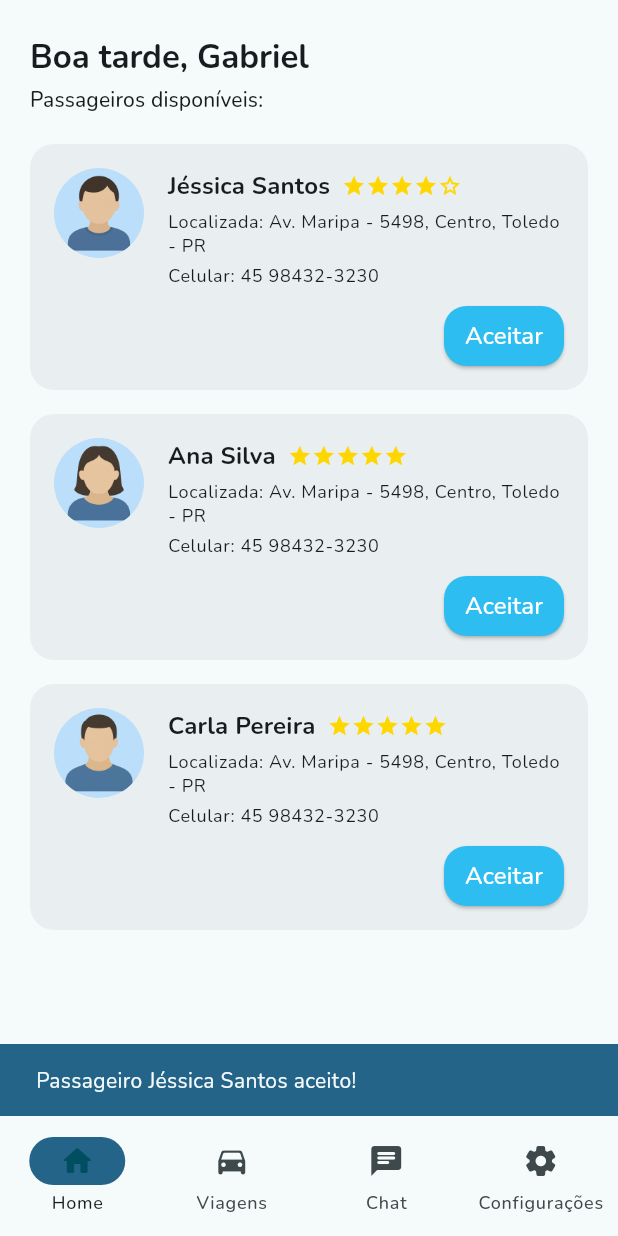
After one commit to Grupo-6-bpk/mobile-app, a Flutter app: the DriverHomePage screen opened by its route, after a tap on "Aceitar", on a phone screen of 412 x 824 dp. The commit adds this screen. Run offline on Flutter 3.47's test engine with Material 3 defaults, Android fonts, the phone set to English and light mode, and no system bars; our stand-ins replace file_picker, google_fonts.

Commit message:
add tela inicial do motorista/lista de passageiros disponíveis

```diff
--- /dev/null
+++ b/lib/components/available_passenger_card.dart
@@ -0,0 +1,128 @@
+import 'package:flutter/material.dart';
+import 'package:mobile_app/components/custom_button.dart';
+
+class AvailablePassengerCard extends StatelessWidget {
+  final String name;
+  final String location;
+  final String phoneNumber;
+  final String imageUrl;
+  final double rating;
+  final VoidCallback onAccept;
+
+  const AvailablePassengerCard({
+    Key? key,
+    required this.name,
+    required this.location,
+    required this.phoneNumber,
+    required this.imageUrl,
+    required this.rating,
+    required this.onAccept,
+  }) : super(key: key);
+
+  @override
+  Widget build(BuildContext context) {
+    return Container(
+      margin: const EdgeInsets.only(bottom: 16.0),
+      padding: const EdgeInsets.all(16.0),
+      decoration: BoxDecoration(
+        color: Theme.of(context).colorScheme.surfaceContainer,
+        borderRadius: BorderRadius.circular(16.0),
+      ),
+      child: Column(
+        children: [
+          Row(
+            crossAxisAlignment: CrossAxisAlignment.start,
+            children: [
+              // Imagem do perfil do passageiro
+              CircleAvatar(
+                radius: 30,
+                backgroundColor: Colors.blue.shade100,
+                // Remover a tentativa de usar backgroundImage quando imageUrl está vazio
+                backgroundImage: imageUrl.isNotEmpty ? _getProfileImage() : null,
+                child: imageUrl.isEmpty ? Text(name[0], style: TextStyle(fontSize: 24, color: Colors.white)) : null,
+              ),
+              const SizedBox(width: 16.0),
+              // Informações do passageiro
+              Expanded(
+                child: Column(
+                  crossAxisAlignment: CrossAxisAlignment.start,
+                  children: [
+                    // Ajustando Row com problema de overflow para garantir flexibilidade
+                    Wrap(
+                      alignment: WrapAlignment.start,
+                      crossAxisAlignment: WrapCrossAlignment.center,
+                      spacing: 8.0,
+                      children: [
+                        Text(
+                          name,
+                          style: Theme.of(context).textTheme.titleMedium!.copyWith(
+                            fontWeight: FontWeight.bold,
+                          ),
+                        ),
+                        _buildRatingStars(),
+                      ],
+                    ),
+                    const SizedBox(height: 4.0),
+                    Text(
+                      'Localizada: $location',
+                      style: Theme.of(context).textTheme.bodySmall,
+                      maxLines: 2,
+                      overflow: TextOverflow.ellipsis,
+                    ),
+                    const SizedBox(height: 4.0),
+                    Text(
+                      'Celular: $phoneNumber',
+                      style: Theme.of(context).textTheme.bodySmall,
+                    ),
+                  ],
+                ),
+              ),
+            ],
+          ),
+          const SizedBox(height: 12.0),
+          // Botão de aceitar agora no canto inferior direito
+          Align(
+            alignment: Alignment.bottomRight,
+            child: SizedBox(
+              width: 80,
+              child: CustomButton(
+                text: 'Aceitar',
+                bgColor: const Color(0xFF2DBDF1),
+                textColor: Colors.white,
+                onPressed: onAccept,
+                height: 40,
+                padding: const EdgeInsets.symmetric(vertical: 4, horizontal: 8),
+              ),
+            ),
+          ),
+        ],
+      ),
+    );
+  }
+
+  ImageProvider? _getProfileImage() {
+    // Não devemos nem tentar carregar uma imagem se o caminho estiver vazio
+    if (imageUrl.isEmpty) {
+      return null;
+    }
+
+    try {
+      return AssetImage(imageUrl);
+    } catch (e) {
+      return null;
+    }
+  }
+
+  Widget _buildRatingStars() {
+    return Row(
+      mainAxisSize: MainAxisSize.min,  // Garante que a Row não tente ocupar mais espaço que o necessário
+      children: List.generate(5, (index) {
+        return Icon(
+          index < rating ? Icons.star : Icons.star_border,
+          color: const Color(0xFFFFD700),
+          size: 16,
+        );
+      }),
+    );
+  }
+}
--- a/lib/main.dart
+++ b/lib/main.dart
@@ -1,4 +1,5 @@
 import 'package:flutter/material.dart';
+import 'package:mobile_app/pages/home/driver_home_page.dart';
 import 'package:mobile_app/pages/home/home_page.dart';
 import 'package:mobile_app/pages/login_page.dart';
 import 'package:mobile_app/pages/passenger_ride_history_page.dart';
@@ -33,6 +34,7 @@ class MyApp extends StatelessWidget {
         "/signUpRole": (context) => SignUpRolePage(),
         "/driverSignUp": (context) => DriverSignUpPage(),
         "/home": (context) => HomePage(),
+        "/driverHome": (context) => DriverHomePage(),
         "/passengerSignUp": (context) => PassengerSignUpPage(),
         "/rideHistory": (context) => RideHistoryPage(),
         "/passengerRideHistory": (context) => PassengerRideHistoryPage(),
--- /dev/null
+++ b/lib/pages/home/driver_home_page.dart
@@ -0,0 +1,124 @@
+import 'package:flutter/material.dart';
+import 'package:mobile_app/components/available_passenger_card.dart';
+import 'package:mobile_app/components/custom_menu_bar.dart';
+import 'package:mobile_app/pages/ride_history/ride_history_page.dart';
+
+class DriverHomePage extends StatefulWidget {
+  const DriverHomePage({Key? key}) : super(key: key);
+
+  @override
+  State<DriverHomePage> createState() => _DriverHomePageState();
+}
+
+class _DriverHomePageState extends State<DriverHomePage> {
+  int _currentPageIndex = 0;
+
+  // Dados mocados dos passageiros disponíveis
+  final List<Map<String, dynamic>> _availablePassengers = [
+    {
+      'name': 'Jéssica Santos',
+      'location': 'Av. Maripa - 5498, Centro, Toledo - PR',
+      'phoneNumber': '45 98432-3230',
+      'imageUrl': 'assets/images/profile1.png',
+      'rating': 4.0
+    },
+    {
+      'name': 'Ana Silva',
+      'location': 'Av. Maripa - 5498, Centro, Toledo - PR',
+      'phoneNumber': '45 98432-3230',
+      'imageUrl': 'assets/images/profile2.png',
+      'rating': 4.5
+    },
+    {
+      'name': 'Carla Pereira',
+      'location': 'Av. Maripa - 5498, Centro, Toledo - PR',
+      'phoneNumber': '45 98432-3230',
+      'imageUrl': 'assets/images/profile3.png',
+      'rating': 5.0
+    },
+  ];
+
+  // Widget da página inicial do motorista
+  Widget _buildDriverHomePage() {
+    return SafeArea(
+      child: Column(
+        crossAxisAlignment: CrossAxisAlignment.start,
+        children: [
+          // Cabeçalho com saudação
+          Padding(
+            padding: const EdgeInsets.fromLTRB(20, 24, 20, 20),
+            child: Column(
+              crossAxisAlignment: CrossAxisAlignment.start,
+              children: [
+                Text(
+                  'Boa tarde, Gabriel',
+                  style: Theme.of(context).textTheme.titleLarge!.copyWith(
+                        fontWeight: FontWeight.bold,
+                      ),
+                ),
+                const SizedBox(height: 4),
+                Text(
+                  'Passageiros disponíveis:',
+                  style: Theme.of(context).textTheme.titleSmall,
+                ),
+              ],
+            ),
+          ),
+
+          // Lista de passageiros disponíveis
+          Expanded(
+            child: Padding(
+              padding: const EdgeInsets.symmetric(horizontal: 20),
+              child: ListView.builder(
+                itemCount: _availablePassengers.length,
+                itemBuilder: (context, index) {
+                  final passenger = _availablePassengers[index];
+                  return AvailablePassengerCard(
+                    name: passenger['name'],
+                    location: passenger['location'],
+                    phoneNumber: passenger['phoneNumber'],
+                    imageUrl: passenger['imageUrl'],
+                    rating: passenger['rating'],
+                    onAccept: () {
+                      ScaffoldMessenger.of(context).showSnackBar(
+                        SnackBar(
+                          content: Text('Passageiro ${passenger['name']} aceito!'),
+                          backgroundColor: Theme.of(context).colorScheme.primary,
+                        ),
+                      );
+                    },
+                  );
+                },
+              ),
+            ),
+          ),
+        ],
+      ),
+    );
+  }
+
+  @override
+  Widget build(BuildContext context) {
+    void updatePageIndex(int index) {
+      if (context.mounted) {
+        setState(() {
+          _currentPageIndex = index;
+        });
+      }
+    }
+
+    return Scaffold(
+      backgroundColor: Theme.of(context).colorScheme.background,
+      body: <Widget>[
+        _buildDriverHomePage(),
+        const RideHistoryPage(),
+        const Center(child: Text('Chat em desenvolvimento', style: TextStyle(fontSize: 20))),
+        const Center(child: Text('Configurações em desenvolvimento', style: TextStyle(fontSize: 20))),
+      ][_currentPageIndex],
+      bottomNavigationBar: CustomMenuBar(
+        currentPageIndex: _currentPageIndex,
+        onPageSelected: updatePageIndex,
+      ),
+    );
+  }
+}
```
Also changed, not shown: assets/images/profile1.png (added), assets/images/profile2.png (added), assets/images/profile3.png (added).
